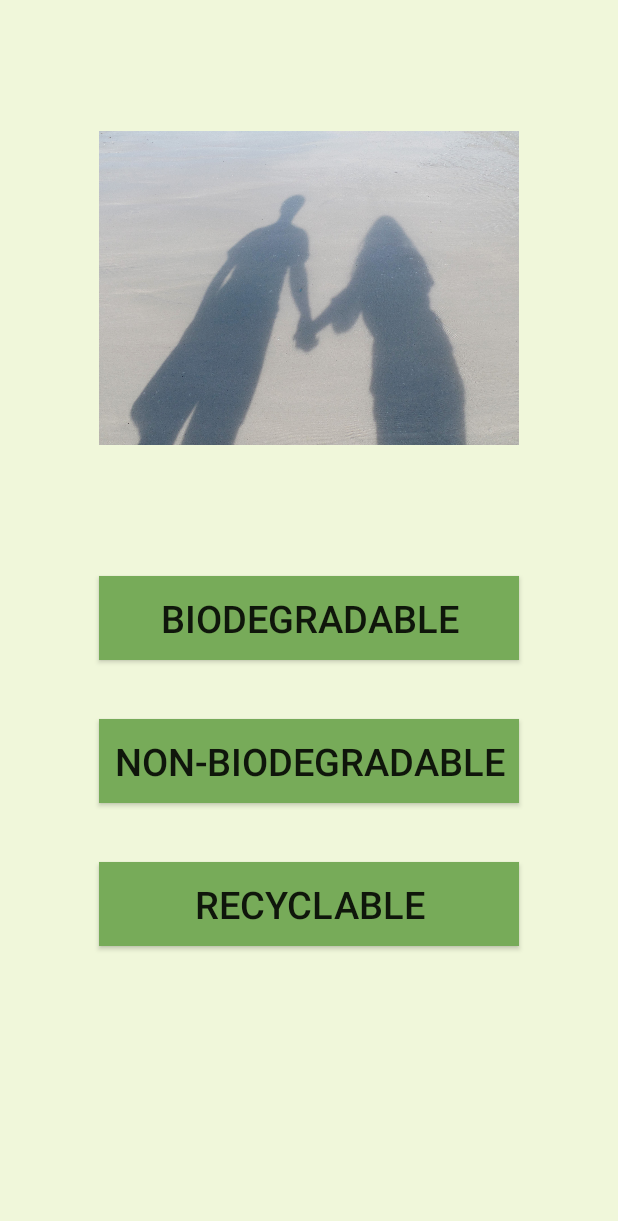
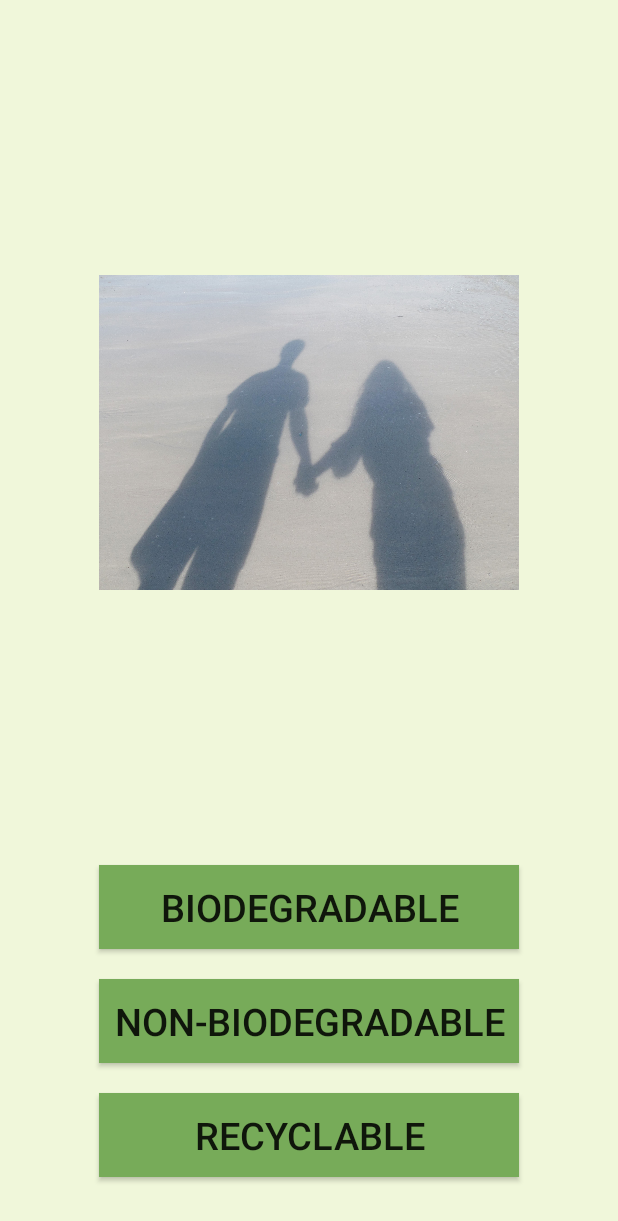
Before and after one commit to gmlunesa/Recyclopedia, an Android app: the layout game_activity.xml on its own in the app's theme, with its tools: preview values and no code run, on a phone screen of 412 x 824 dp. Shown: the top 1221 px of the screen. Run offline under Robolectric (Android 15) with nearby library versions, the phone set to English and light mode, and no system bars.

Commit message:
game_activity UI changes

```diff
--- a/app/src/main/res/layout/game_activity.xml
+++ b/app/src/main/res/layout/game_activity.xml
@@ -14,9 +14,10 @@
         android:id="@+id/button1"
         android:background="@color/gameButtonColor"
         android:textSize="25dp"
-        android:layout_centerVertical="true"
+        android:typeface="normal"
+        android:layout_above="@+id/button2"
         android:layout_centerHorizontal="true"
-        android:typeface="normal" />
+        android:layout_marginBottom="20dp" />
 
     <Button
         style="?android:attr/buttonStyleSmall"
@@ -26,20 +27,20 @@
         android:id="@+id/button2"
         android:background="@color/gameButtonColor"
         android:textSize="25dp"
-        android:layout_marginTop="39dp"
-        android:layout_below="@+id/button1"
+        android:layout_above="@+id/button3"
         android:layout_alignLeft="@+id/button1"
-        android:layout_alignStart="@+id/button1" />
+        android:layout_alignStart="@+id/button1"
+        android:layout_marginBottom="20dp" />
 
     <Button
         android:layout_width="280dp"
         android:layout_height="56dp"
         android:text="@string/thirdButtonText"
         android:id="@+id/button3"
-        android:layout_marginTop="39dp"
         android:textSize="25dp"
         android:background="@color/gameButtonColor"
-        android:layout_below="@+id/button2"
+        android:layout_marginBottom="39dp"
+        android:layout_alignParentBottom="true"
         android:layout_alignLeft="@+id/button2"
         android:layout_alignStart="@+id/button2" />
 
```
